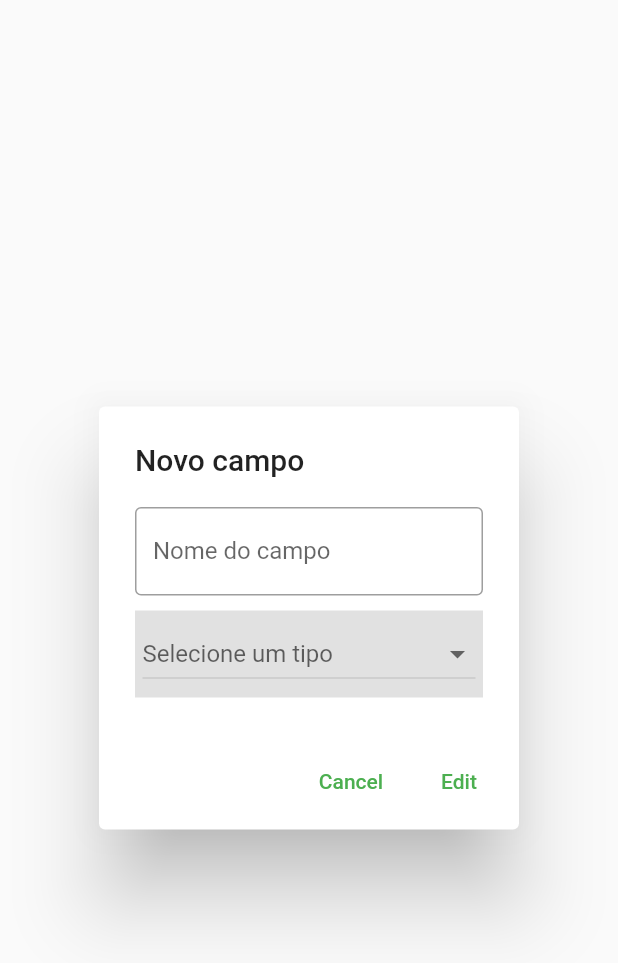
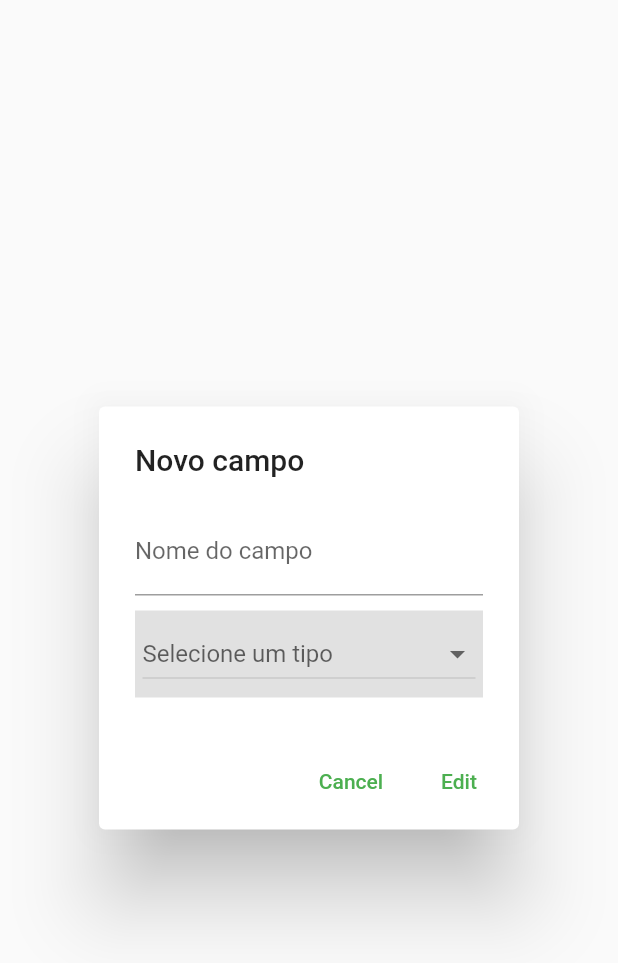
Before and after one commit to ggarber42/tcc-collect-app, a Flutter app: the NewFieldDialog widget shown alone on an empty page, opened directly, on a phone screen of 412 x 824 dp. Shown: the top 963 px of the screen. Run offline on Flutter 3.47's test engine with Material 2 defaults, Android fonts, the phone set to English and light mode, and no system bars.

Commit message:
feat: add text form widget to dialog

```diff
--- a/lib/widgets/dialog_widgets/new_field_dialog.dart
+++ b/lib/widgets/dialog_widgets/new_field_dialog.dart
@@ -4,14 +4,13 @@ import '../../utils/constants.dart';
 import '../base_widgets/form_input.dart';
 
 class NewFieldDialog extends StatefulWidget {
-
-
   @override
   _NewFieldDialogState createState() => _NewFieldDialogState();
 }
 
 class _NewFieldDialogState extends State<NewFieldDialog> {
   var selectedValue;
+  final TextEditingController nameController = TextEditingController();
 
   @override
   Widget build(BuildContext context) {
@@ -20,7 +19,18 @@ class _NewFieldDialogState extends State<NewFieldDialog> {
       content: SingleChildScrollView(
         child: ListBody(
           children: <Widget>[
-            FormInput(placeHolder: 'Nome do campo'),
+            TextFormField(
+              decoration: const InputDecoration(
+                labelText: 'Nome do campo',
+              ),
+              controller: nameController,
+              validator: (value) {
+              if (value == null || value.isEmpty) {
+                return 'Please enter some text';
+              }
+              return null;
+            },
+            ),
             SizedBox(
               height: 10,
             ),
@@ -51,7 +61,8 @@ class _NewFieldDialogState extends State<NewFieldDialog> {
           child: const Text('Cancel'),
         ),
         TextButton(
-          onPressed: () => Navigator.pop(context, selectedValue),
+          onPressed: () => Navigator.pop(context,
+              {"selectedValue": selectedValue, "name": nameController.text}),
           child: const Text('Edit'),
         ),
       ],
```
